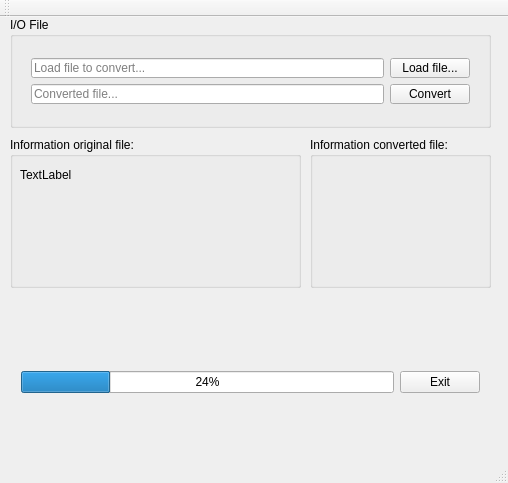
Before: the Qt Designer form mainwindow.ui in frank1789/LsDynaToAPDL, drawn with Qt 5.
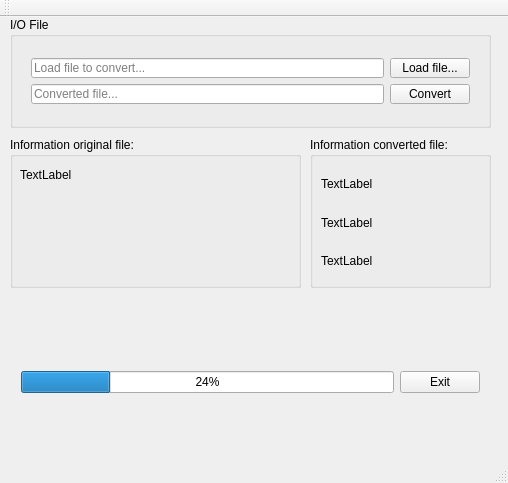
After: the same form once the commit is applied.

```diff
--- a/mainwindow.ui
+++ b/mainwindow.ui
@@ -149,6 +149,39 @@
     <property name="title">
      <string>Information converted file:</string>
     </property>
+    <widget class="QWidget" name="verticalLayoutWidget">
+     <property name="geometry">
+      <rect>
+       <x>0</x>
+       <y>20</y>
+       <width>181</width>
+       <height>131</height>
+      </rect>
+     </property>
+     <layout class="QVBoxLayout" name="verticalLayout">
+      <item>
+       <widget class="QLabel" name="FileInfo">
+        <property name="text">
+         <string>TextLabel</string>
+        </property>
+       </widget>
+      </item>
+      <item>
+       <widget class="QLabel" name="Nodeinfo">
+        <property name="text">
+         <string>TextLabel</string>
+        </property>
+       </widget>
+      </item>
+      <item>
+       <widget class="QLabel" name="ElemInfo">
+        <property name="text">
+         <string>TextLabel</string>
+        </property>
+       </widget>
+      </item>
+     </layout>
+    </widget>
    </widget>
   </widget>
   <widget class="QMenuBar" name="menuBar">
```
